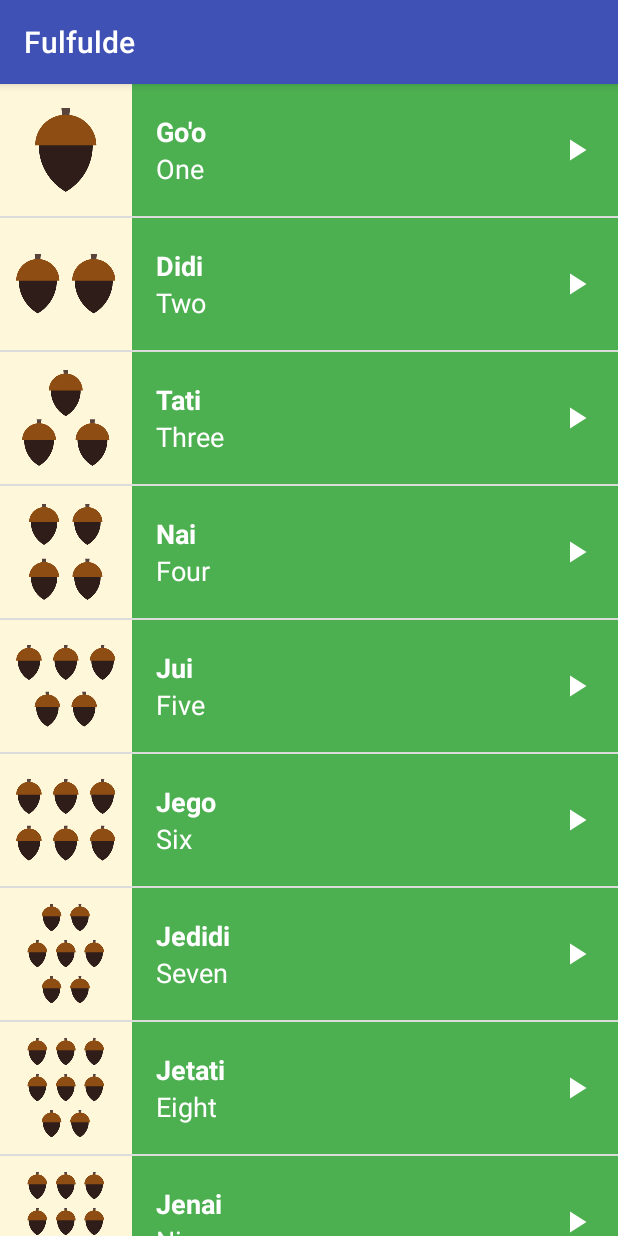
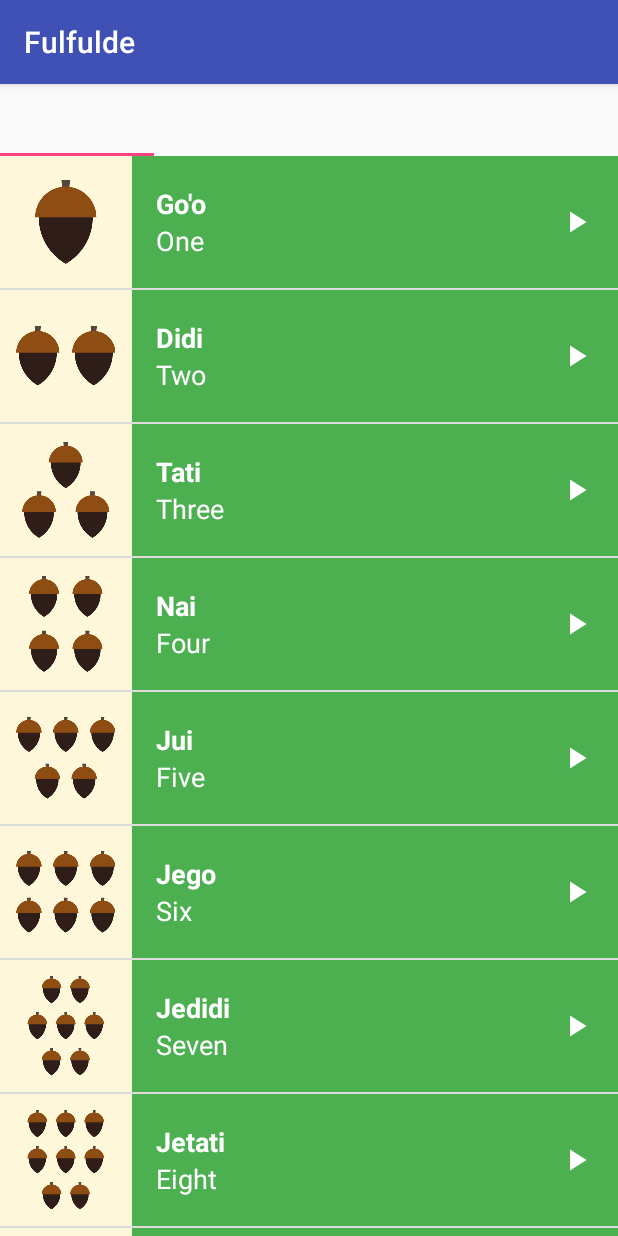
Before and after one commit to Mf4z/Fulfulde, an Android app: the screen it shows after launch (MainActivity), on a phone screen of 412 x 824 dp. Run offline under Robolectric (Android 15) with nearby library versions, the phone set to English and light mode, and no system bars.

Commit message:
Add Android Design Support Library

```diff
--- a/app/build.gradle
+++ b/app/build.gradle
@@ -23,6 +23,9 @@ dependencies {
     implementation 'com.android.support:appcompat-v7:27.1.1'
     implementation 'com.android.support.constraint:constraint-layout:1.1.3'
     implementation 'com.android.support:support-v4:27.1.1'
+    implementation 'com.android.support:design:27.1.1'
+
+
     testImplementation 'junit:junit:4.12'
     androidTestImplementation 'com.android.support.test:runner:1.0.2'
     androidTestImplementation 'com.android.support.test.espresso:espresso-core:3.0.2'
--- a/app/src/main/java/com/example/mf4z/fulfulde/MainActivity.java
+++ b/app/src/main/java/com/example/mf4z/fulfulde/MainActivity.java
@@ -1,6 +1,7 @@
 package com.example.mf4z.fulfulde;
 
 import android.os.Bundle;
+import android.support.design.widget.TabLayout;
 import android.support.v4.view.ViewPager;
 import android.support.v7.app.AppCompatActivity;
 
@@ -20,6 +21,10 @@ public class MainActivity extends AppCompatActivity {
         // Set the adapter onto the view pager
         viewPager.setAdapter(adapter);
 
+        // Give the TabLayout the ViewPager
+        TabLayout tabLayout = (TabLayout) findViewById(R.id.sliding_tabs);
+        tabLayout.setupWithViewPager(viewPager);
+
     }
 
 }
--- a/app/src/main/res/layout/activity_main.xml
+++ b/app/src/main/res/layout/activity_main.xml
@@ -7,6 +7,12 @@
     android:orientation="vertical"
     tools:context=".MainActivity">
 
+    <android.support.design.widget.TabLayout
+        android:id="@+id/sliding_tabs"
+        android:layout_width="match_parent"
+        android:layout_height="wrap_content"
+        app:tabMode="fixed" />
+
     <android.support.v4.view.ViewPager
         android:id="@+id/viewpager"
         android:layout_width="match_parent"
--- a/build.gradle
+++ b/build.gradle
@@ -8,6 +8,9 @@ buildscript {
     }
     dependencies {
         classpath 'com.android.tools.build:gradle:3.1.4'
+
+
+
 
 
         // NOTE: Do not place your application dependencies here; they belong
```
Also changed, not shown: app/src/main/res/layout/activity_category.xml (deleted, +0 -8 lines).
